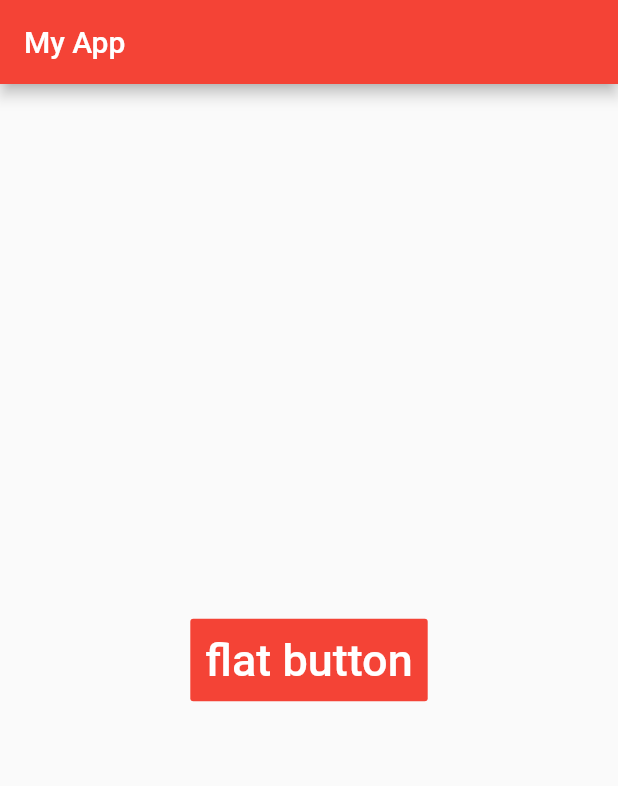
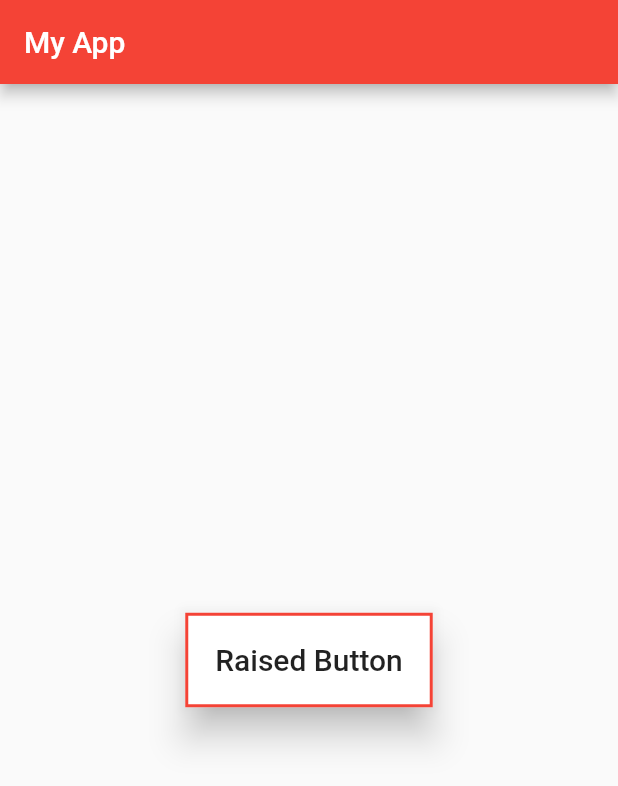
Before and after one commit to jaymes15/introduction-to-mobile-app-development, a Flutter app: the screen it shows after launch, on a phone screen of 412 x 824 dp. Shown: the top 786 px of the screen. Run offline on Flutter 3.47's test engine with Material 2 defaults, Android fonts, the phone set to English and light mode, and no system bars.

Commit message:
Raised button

```diff
--- a/lib/main.dart
+++ b/lib/main.dart
@@ -22,20 +22,23 @@ class MyApp extends StatelessWidget {
           ),
         ),
         body: Center(
-          child : FlatButton(
-            onPressed:() {},
-            color: Colors.red,
-           // highlightColor: Colors.cyan,
-            splashColor: Colors.green,
-            padding: EdgeInsets.symmetric(vertical: 10.0, horizontal: 10.0),
+          child : RaisedButton(
+            onPressed: () {},
+            color: Colors.white,
+            //highlightColor: Colors.blue,
+            splashColor: Colors.blue,
+            padding: EdgeInsets.symmetric(vertical: 20.0, horizontal: 20.0),
+            elevation: 10.0,
+            highlightElevation: 30.0,
+            shape: Border.all(color: Colors.red, width:2.0, style: BorderStyle.solid),
+
             child: Text(
-              "flat button",
+              "Raised Button",
               style: TextStyle(
-                fontSize: 30.0,
-                color: Colors.white,
+                fontSize: 20.0
               ),
             ),
-        ),
+          ),
       ),
       ),
     );
```
